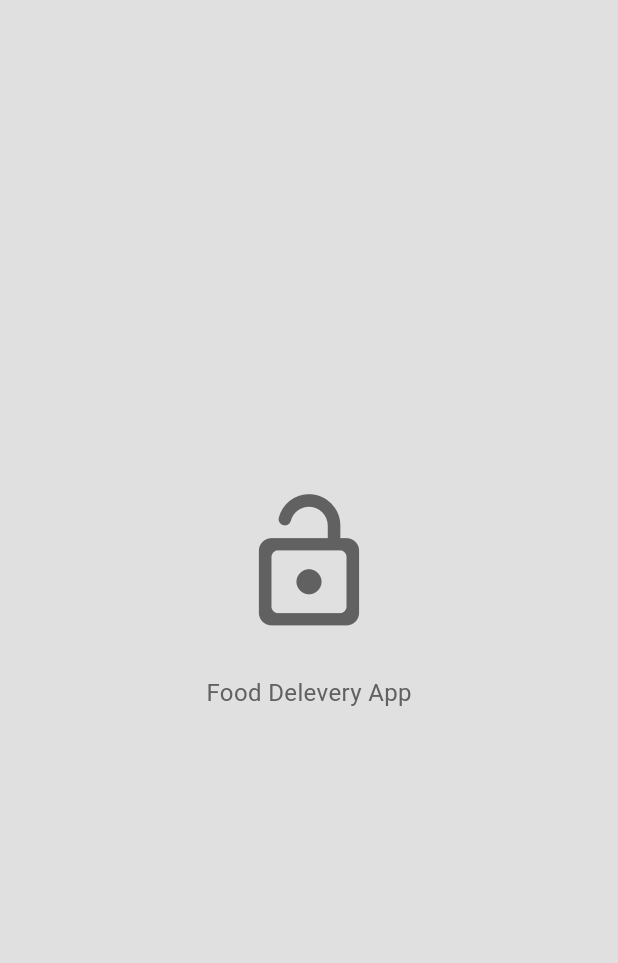
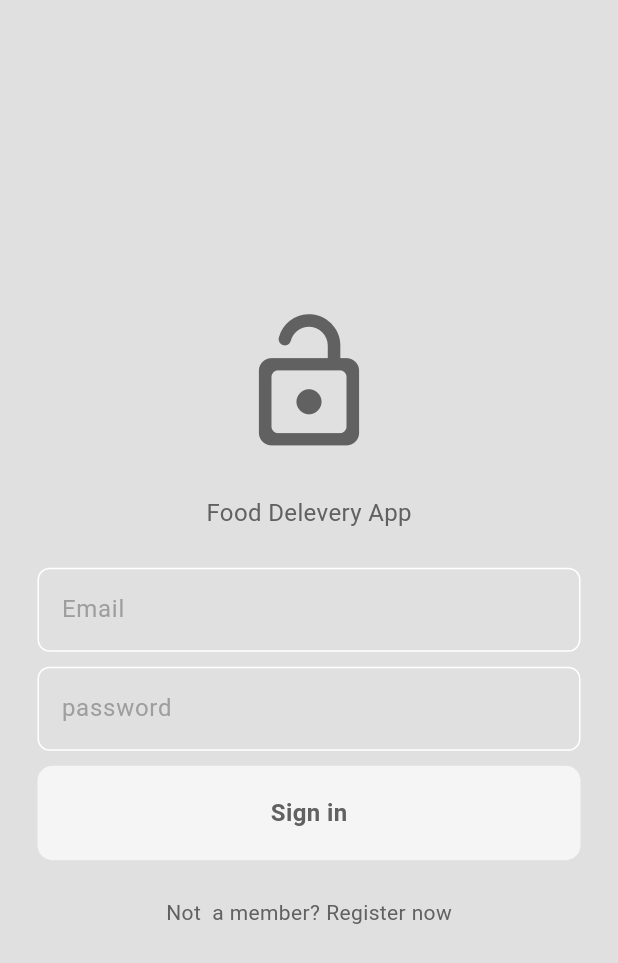
Before and after one commit to YacineKat/Food-App, a Flutter app: the screen it shows after launch, on a phone screen of 412 x 824 dp. Shown: the top 963 px of the screen. Run offline on Flutter 3.47's test engine with Material 3 defaults, Android fonts, the phone set to English and light mode, and no system bars.

Commit message:
design login page

```diff
--- /dev/null
+++ b/lib/components/my_button.dart
@@ -0,0 +1,36 @@
+import 'package:flutter/material.dart';
+
+class MyButton extends StatelessWidget {
+  final Function()? onTab;
+  final String text;
+  const MyButton({
+    super.key,
+    this.onTab,
+    required this.text,
+  });
+
+  @override
+  Widget build(BuildContext context) {
+    return GestureDetector(
+      onTap: onTab,
+      child: Container(
+        padding: const EdgeInsets.all(20),
+        margin: const EdgeInsets.symmetric(horizontal: 25),
+        decoration: BoxDecoration(
+          color: Theme.of(context).colorScheme.secondary,
+          borderRadius: BorderRadius.circular(10),
+        ),
+        child: Center(
+          child: Text(
+            text,
+            style: TextStyle(
+              fontWeight: FontWeight.bold,
+              color: Theme.of(context).colorScheme.inversePrimary,
+              fontSize: 16,
+            ),
+          ),
+        ),
+      ),
+    );
+  }
+}
--- /dev/null
+++ b/lib/components/my_textfield.dart
@@ -0,0 +1,41 @@
+import 'package:flutter/material.dart';
+
+class MyTextField extends StatelessWidget {
+  final TextEditingController controller;
+  final String hintText;
+  final bool obscureText;
+  const MyTextField({
+    super.key,
+    required this.controller,
+    required this.hintText,
+    required this.obscureText,
+  });
+
+  @override
+  Widget build(BuildContext context) {
+    return Padding(
+      padding: const EdgeInsets.symmetric(horizontal: 25.0),
+      child: TextField(
+        controller: controller,
+        obscureText: obscureText,
+        decoration: InputDecoration(
+            enabledBorder: OutlineInputBorder(
+              borderRadius: BorderRadius.circular(8),
+              borderSide: BorderSide(
+                color: Theme.of(context).colorScheme.tertiary,
+              ),
+            ),
+            focusedBorder: OutlineInputBorder(
+              borderRadius: BorderRadius.circular(8),
+              borderSide: BorderSide(
+                color: Theme.of(context).colorScheme.primary,
+              ),
+            ),
+            hintText: hintText,
+            hintStyle: TextStyle(
+              color: Theme.of(context).colorScheme.primary,
+            )),
+      ),
+    );
+  }
+}
--- a/lib/main.dart
+++ b/lib/main.dart
@@ -17,7 +17,7 @@ class MyApp extends StatelessWidget {
   Widget build(BuildContext context) {
     return MaterialApp(
       debugShowCheckedModeBanner: false,
-      home: const LoginPage(),
+      home: LoginPage(onTap: () {}),
       theme: Provider.of<ThemeProvider>(context).themeData,
     );
   }
--- a/lib/pages/login_page.dart
+++ b/lib/pages/login_page.dart
@@ -1,7 +1,20 @@
 import 'package:flutter/material.dart';
+import 'package:fs_food_app/components/my_button.dart';
+import 'package:fs_food_app/components/my_textfield.dart';
 
-class LoginPage extends StatelessWidget {
-  const LoginPage({super.key});
+class LoginPage extends StatefulWidget {
+  final Function()? onTap;
+
+  const LoginPage({super.key, required this.onTap});
+
+  @override
+  State<LoginPage> createState() => _LoginPageState();
+}
+
+class _LoginPageState extends State<LoginPage> {
+  final TextEditingController emailController = TextEditingController();
+
+  final TextEditingController passwordController = TextEditingController();
 
   @override
   Widget build(BuildContext context) {
@@ -29,12 +42,50 @@ class LoginPage extends StatelessWidget {
             const SizedBox(height: 25),
 
             // Email textfield
+            MyTextField(
+              controller: emailController,
+              hintText: 'Email',
+              obscureText: false,
+            ),
+            const SizedBox(height: 10),
 
             //  Password textfield
+            MyTextField(
+              controller: passwordController,
+              hintText: 'password',
+              obscureText: true,
+            ),
+            const SizedBox(height: 10),
 
             // Sign in  button
+            MyButton(
+              text: 'Sign in',
+              onTab: () {},
+            ),
+            const SizedBox(height: 25),
 
             // Not  a member? Sign up
+            Row(
+              mainAxisAlignment: MainAxisAlignment.center,
+              children: [
+                Text(
+                  'Not  a member?',
+                  style: TextStyle(
+                    color: Theme.of(context).colorScheme.inversePrimary,
+                  ),
+                ),
+                const SizedBox(width: 4),
+                GestureDetector(
+                  onTap: widget.onTap,
+                  child: Text(
+                    'Register now',
+                    style: TextStyle(
+                      color: Theme.of(context).colorScheme.inversePrimary,
+                    ),
+                  ),
+                ),
+              ],
+            )
           ],
         ),
       ),
--- /dev/null
+++ b/lib/pages/register_page.dart
@@ -0,0 +1,16 @@
+import 'package:flutter/material.dart';
+
+class RegisterPage extends StatefulWidget {
+  final Function()? onTap;
+  const RegisterPage({super.key, required this.onTap});
+
+  @override
+  State<RegisterPage> createState() => _RegisterPageState();
+}
+
+class _RegisterPageState extends State<RegisterPage> {
+  @override
+  Widget build(BuildContext context) {
+    return Scaffold();
+  }
+}
```
